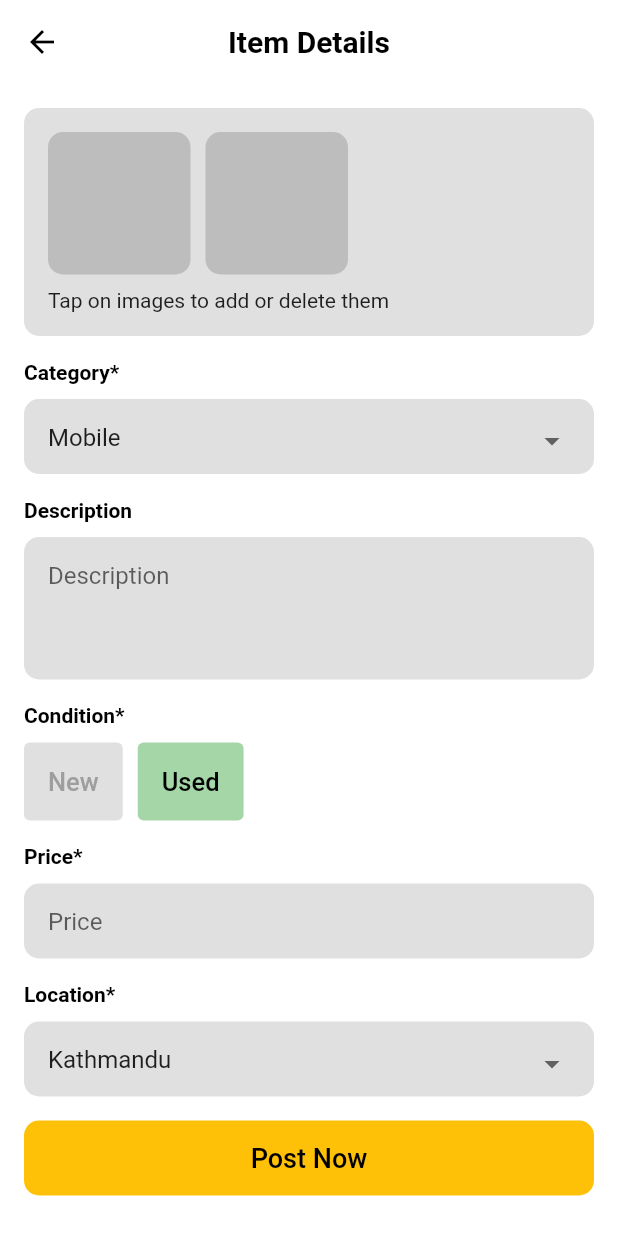
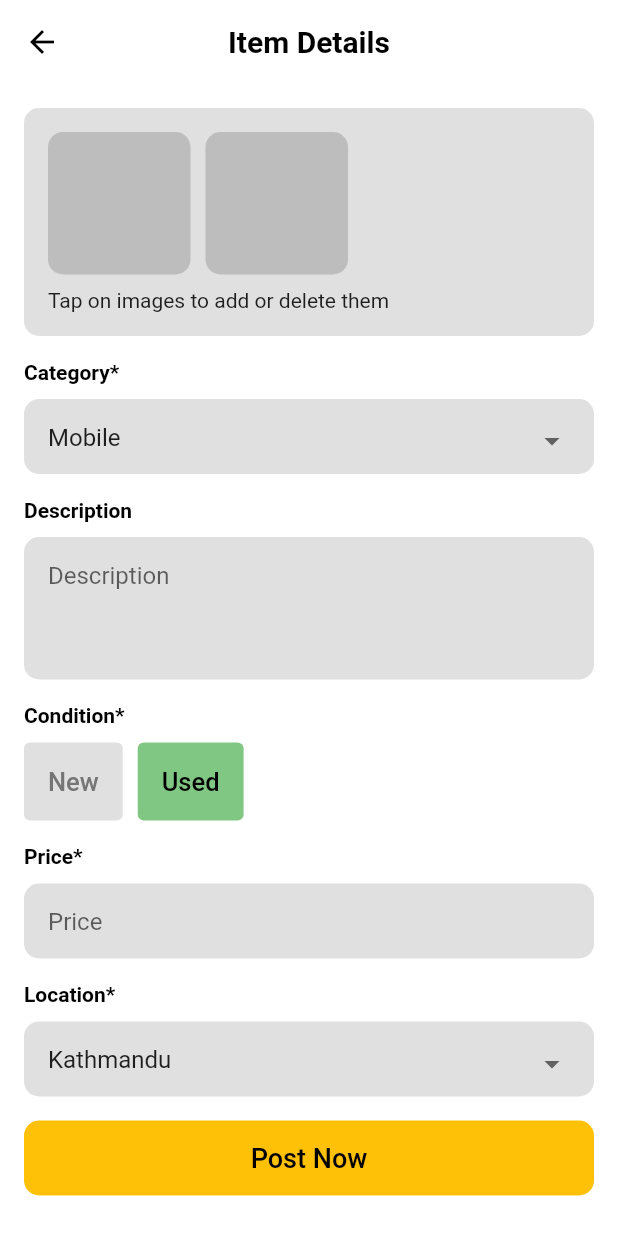
Before and after one commit to aakritip15/E_commerce, a Flutter app: the SellItem screen opened directly, on a phone screen of 412 x 824 dp. Run offline on Flutter 3.47's test engine with Material 2 defaults, Android fonts, the phone set to English and light mode, and no system bars; our stand-ins replace cloud_firestore, feather_icons, firebase_auth, firebase_core, google_fonts; accounts and stored records are empty.

Commit message:
fix: Bugs

```diff
--- a/lib/Screens/sell_item.dart
+++ b/lib/Screens/sell_item.dart
@@ -8,25 +8,26 @@ class SellItem extends StatefulWidget {
 }
 
 class _SellItemState extends State<SellItem> {
-  List<String> _categoryList = <String>["Mobile", "Stationary", "Grocery","Vehicle"];
+  final _categoryList = <String>["Mobile", "Stationary", "Grocery", "Vehicle"];
   String _category = 'Mobile';
 
-  List<String> _location = <String>["Kathmandu", "Lalitpur", "Bhaktapur"];
+  final _location = <String>["Kathmandu", "Lalitpur", "Bhaktapur"];
   String _choosedLocation = 'Kathmandu';
 
+  bool _isNew = false;
   @override
   Widget build(BuildContext context) {
     return Scaffold(
         backgroundColor: Colors.white,
         appBar: AppBar(
-          title: Text('Item Details',
+          title: const Text('Item Details',
               style: TextStyle(
                 color: Colors.black,
                 fontWeight: FontWeight.bold,
               )),
           backgroundColor: Colors.white,
           elevation: 0,
-          leading: Icon(
+          leading: const Icon(
             Icons.arrow_back,
             color: Colors.black,
           ),
@@ -58,7 +59,7 @@ class _SellItemState extends State<SellItem> {
                                   color: Colors.grey[400],
                                   borderRadius: BorderRadius.circular(10)),
                             ),
-                            SizedBox(width: 10),
+                            const SizedBox(width: 10),
                             Container(
                               height: 95,
                               width: 95,
@@ -68,19 +69,19 @@ class _SellItemState extends State<SellItem> {
                             ),
                           ],
                         ),
-                        SizedBox(height: 9),
-                        Text('Tap on images to add or delete them'),
+                        const SizedBox(height: 9),
+                        const Text('Tap on images to add or delete them'),
                       ],
                     ),
                   ),
                 ),
-                SizedBox(height: 16),
-                Text('Category*',
+                const SizedBox(height: 16),
+                const Text('Category*',
                     style: TextStyle(
                       color: Colors.black,
                       fontWeight: FontWeight.bold,
                     )),
-                SizedBox(height: 10),
+                const SizedBox(height: 10),
                 Container(
                   height: 50,
                   width: double.infinity,
@@ -95,8 +96,8 @@ class _SellItemState extends State<SellItem> {
                           value: _category,
                           items: _categoryList
                               .map((e) => DropdownMenuItem(
+                                    value: e,
                                     child: Text(e),
-                                    value: e,
                                   ))
                               .toList(),
                           onChanged: (val) {
@@ -107,77 +108,86 @@ class _SellItemState extends State<SellItem> {
                     ),
                   ),
                 ),
-                SizedBox(height: 16),
-                Text('Description',
+                const SizedBox(height: 16),
+                const Text('Description',
                     style: TextStyle(
                       color: Colors.black,
                       fontWeight: FontWeight.bold,
                     )),
-                SizedBox(height: 10),
+                const SizedBox(height: 10),
                 Container(
                   height: 95,
                   width: double.infinity,
                   decoration: BoxDecoration(
                       color: Colors.grey[300],
                       borderRadius: BorderRadius.circular(10)),
-                  child: Padding(
-                    padding: const EdgeInsets.all(16.0),
+                  child: const Padding(
+                    padding: EdgeInsets.all(16.0),
                     child: TextField(
                       decoration:
                           InputDecoration.collapsed(hintText: 'Description'),
                     ),
                   ),
                 ),
-                 SizedBox(height: 16),
-                Text('Condition*',
+                const SizedBox(height: 16),
+                const Text('Condition*',
                     style: TextStyle(
                       color: Colors.black,
                       fontWeight: FontWeight.bold,
                     )),
-                    SizedBox(height: 10),
+                const SizedBox(height: 10),
                 Row(
                   children: [
                     TextButton(
                         style: ButtonStyle(
-                            backgroundColor: MaterialStateProperty.all(Colors.grey[300]),
+                          backgroundColor: MaterialStateProperty.all(
+                              _isNew ? Colors.green[200] : Colors.grey[300]),
                         ),
-                          onPressed: (){},
+                        onPressed: () {
+                          setState(() {
+                            _isNew = true;
+                          });
+                        },
                         child: Padding(
                           padding: const EdgeInsets.all(8.0),
-                            child: Text('New',
+                          child: Text(
+                            'New',
                             style: TextStyle(
-                              color: Colors.grey,
+                              color: _isNew ? Colors.black : Colors.grey[600],
                               fontSize: 17,
                             ),
                           ),
                         )),
-                        SizedBox(width: 10,),
+                    const SizedBox(
+                      width: 10,
+                    ),
                     TextButton(
                         style: ButtonStyle(
-                            backgroundColor: MaterialStateProperty.all(Colors.green[200]),
+                          backgroundColor: MaterialStateProperty.all(
+                              _isNew ? Colors.grey[200] : Colors.green[300]),
                         ),
-                          onPressed: (){},
+                        onPressed: () {
+                          _isNew = false;
+                        },
                         child: Padding(
                           padding: const EdgeInsets.all(8.0),
-                            child: Text('Used',
+                          child: Text(
+                            'Used',
                             style: TextStyle(
-                              color: Colors.black,
+                              color: _isNew ? Colors.grey : Colors.black,
                               fontSize: 17,
                             ),
                           ),
                         )),
-
                   ],
                 ),
-
-                SizedBox(height: 16),
-                Text('Price*',
+                const SizedBox(height: 16),
+                const Text('Price*',
                     style: TextStyle(
                       color: Colors.black,
                       fontWeight: FontWeight.bold,
                     )),
-
-                SizedBox(height: 10),
+                const SizedBox(height: 10),
                 Container(
                   height: 50,
                   width: double.infinity,
@@ -232,16 +242,13 @@ class _SellItemState extends State<SellItem> {
                       color: Colors.amber,
                       borderRadius: BorderRadius.circular(10)),
                   child: TextButton(
-
-                    onPressed: (){},
-                    child: Center(child: Text('Post Now',
-                          style:TextStyle(
+                      onPressed: () {},
+                      child: Center(
+                          child: Text('Post Now',
+                              style: TextStyle(
                                 fontSize: 18,
                                 color: Colors.black,
-
-                          )
-                    ))
-                    ),
+                              )))),
                 )
               ],
             ),
--- a/lib/main.dart
+++ b/lib/main.dart
@@ -40,7 +40,7 @@ class _MyAppState extends State<MyApp> {
       ),
       //home: ChatPage(),
       //home: BODY(),
-      home: SellItem(),
+      home: Login(),
       //home: AnimatedSplashScreen(splash: Icons.home, nextScreen: MyHomePage(), duration: 2500, backgroundColor: Color(0xFFFFB930), splashTransition: SplashTransition.fadeTransition),
       debugShowCheckedModeBanner: false,
     );
```
Also changed, not shown: pubspec.lock. Lines whose indentation alone changed are shown as unchanged.
